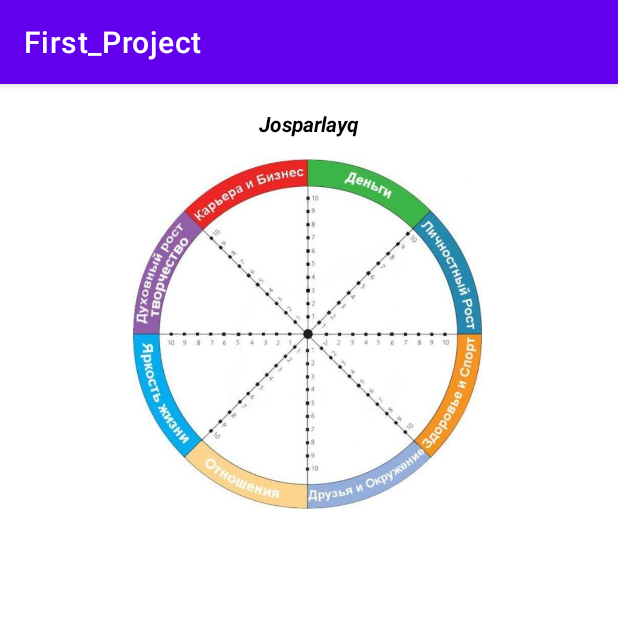
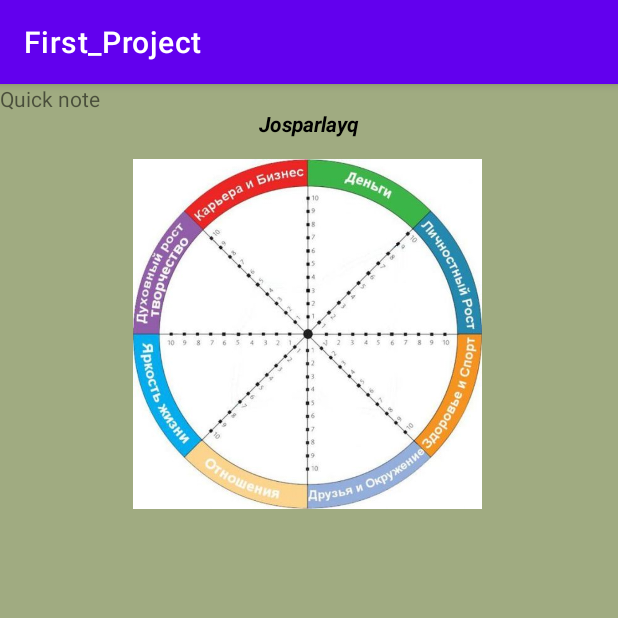
Before and after one commit to ainsag/First_Project, an Android app: the screen it shows after launch (MainActivity), on a phone screen of 412 x 824 dp, the top half of it. Run offline under Robolectric (Android 15) with nearby library versions, the phone set to English and light mode, and no system bars.

Commit message:
Added new TextView

```diff
--- a/app/src/main/res/layout/activity_main.xml
+++ b/app/src/main/res/layout/activity_main.xml
@@ -5,6 +5,7 @@
     android:layout_width="match_parent"
     android:layout_height="match_parent"
     tools:context=".MainActivity"
+    android:background="#a0ab81"
     >
 
 
@@ -36,5 +37,13 @@
         app:layout_constraintTop_toBottomOf="@+id/textView"
         app:layout_constraintVertical_bias="0.028"/>
 
+    <TextView
+        android:id="@+id/textView2"
+        android:layout_width="wrap_content"
+        android:layout_height="wrap_content"
+        android:text="Quick note"
+        tools:layout_editor_absoluteX="176dp"
+        tools:layout_editor_absoluteY="310dp" />
+
 
 </androidx.constraintlayout.widget.ConstraintLayout>
```
